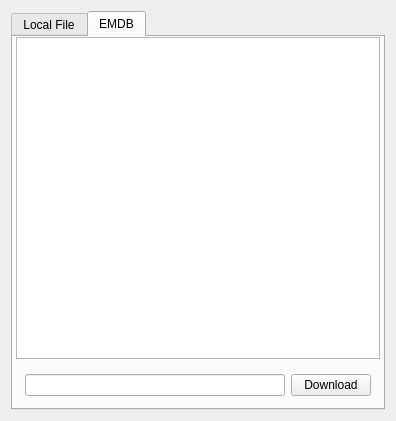
First picture: the form in arachnid/core/gui/pyui/ReferenceUI.ui, repository ezralanglois/arachnid, before the edit.
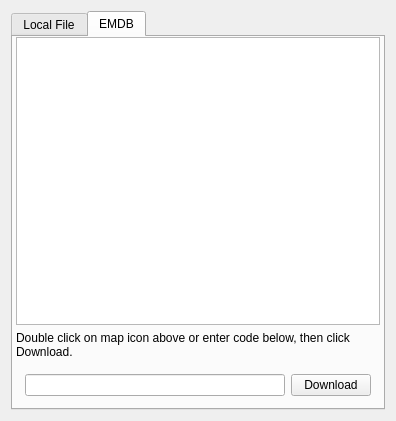
Second picture: the form after the edit. Icons and pictures are not drawn.

Commit message: Added more info in project GUI

```diff
--- a/arachnid/core/gui/pyui/ReferenceUI.ui
+++ b/arachnid/core/gui/pyui/ReferenceUI.ui
@@ -179,6 +179,16 @@
          </property>
         </widget>
        </item>
+       <item>
+        <widget class="QLabel" name="label">
+         <property name="text">
+          <string>Double click on map icon above or enter code below, then click Download.</string>
+         </property>
+         <property name="wordWrap">
+          <bool>true</bool>
+         </property>
+        </widget>
+       </item>
        <item>
         <widget class="QWidget" name="widget_8" native="true">
          <layout class="QHBoxLayout" name="horizontalLayout_3">
```
The commit also changes 5 other files.
